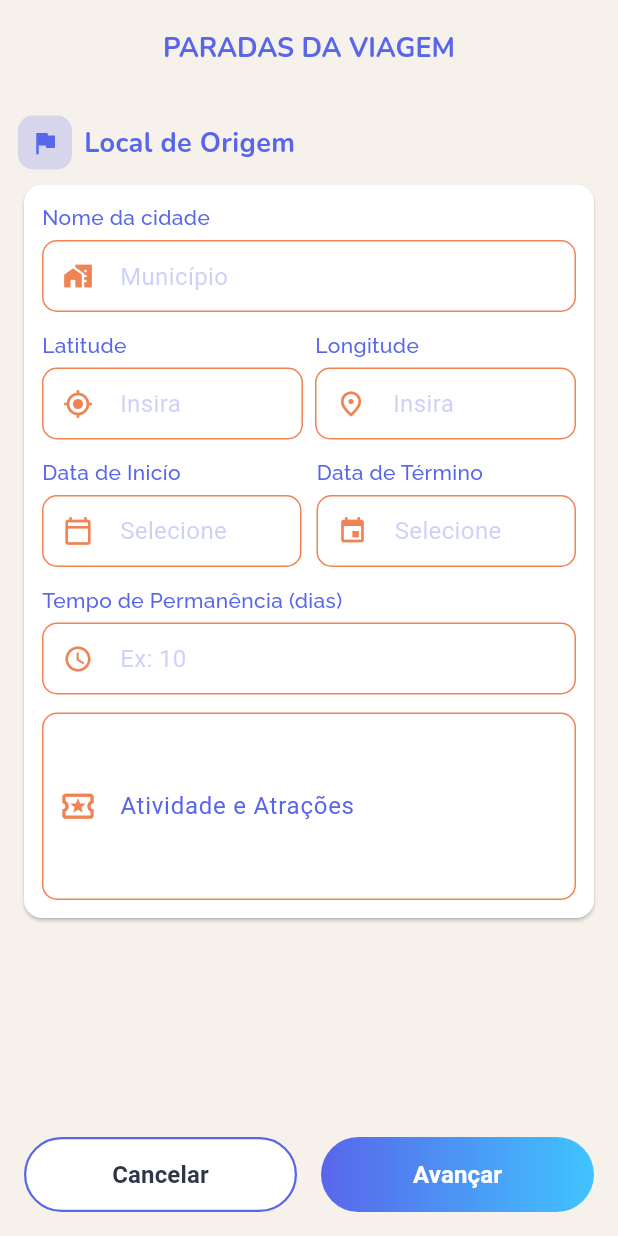
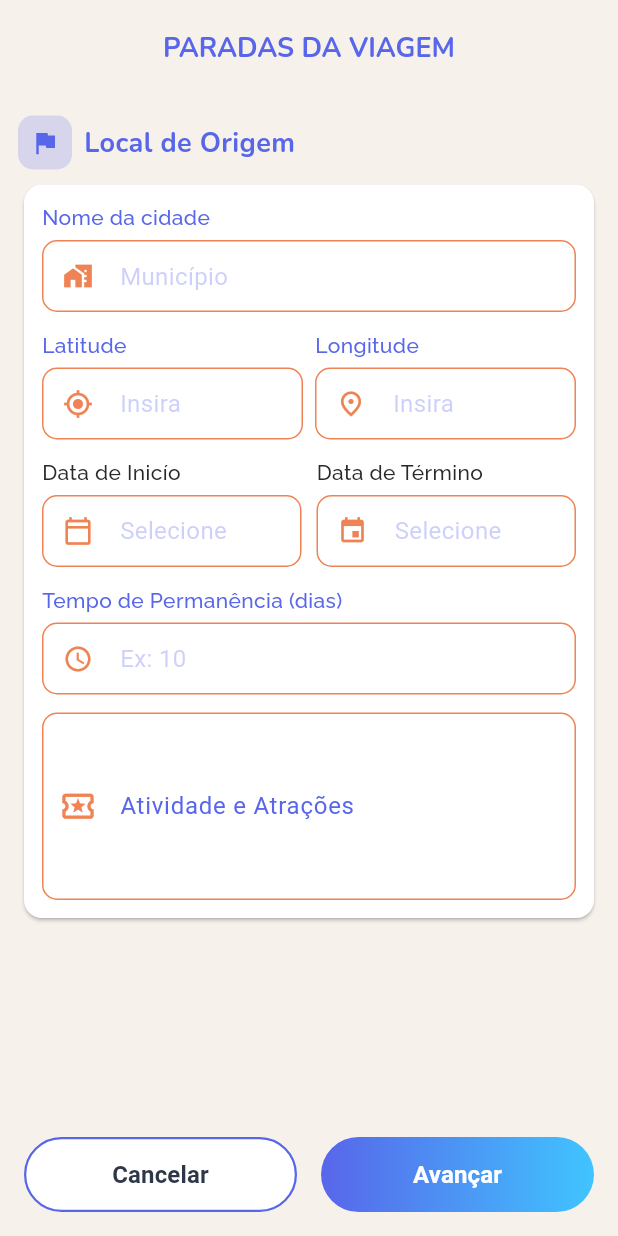
Before and after one commit to Reinertjg/Horizone_app, a Flutter app: the TripStopsScreen screen opened by its route, on a phone screen of 412 x 824 dp. Run offline on Flutter 3.47's test engine with Material 3 defaults, Android fonts, the phone set to English and light mode, and no system bars; our stand-ins replace google_fonts, shared_preferences, sqflite; accounts and stored records are empty.

Commit message:
Fix: Change CupertinoTextField hint text color to quaternary

```diff
--- a/horizone_app/lib/presentation/widgets/interview_widgets/cupertino_textfield.dart
+++ b/horizone_app/lib/presentation/widgets/interview_widgets/cupertino_textfield.dart
@@ -108,7 +108,7 @@ class _CupertinoDatePickerFielddState extends State<CupertinoDatePickerFieldd> {
           style: GoogleFonts.raleway(
             fontSize: 14,
             fontWeight: FontWeight.w500,
-            color: colors.secondary,
+            color: colors.quaternary,
           ),
         ),
         const SizedBox(height: 5),
```
